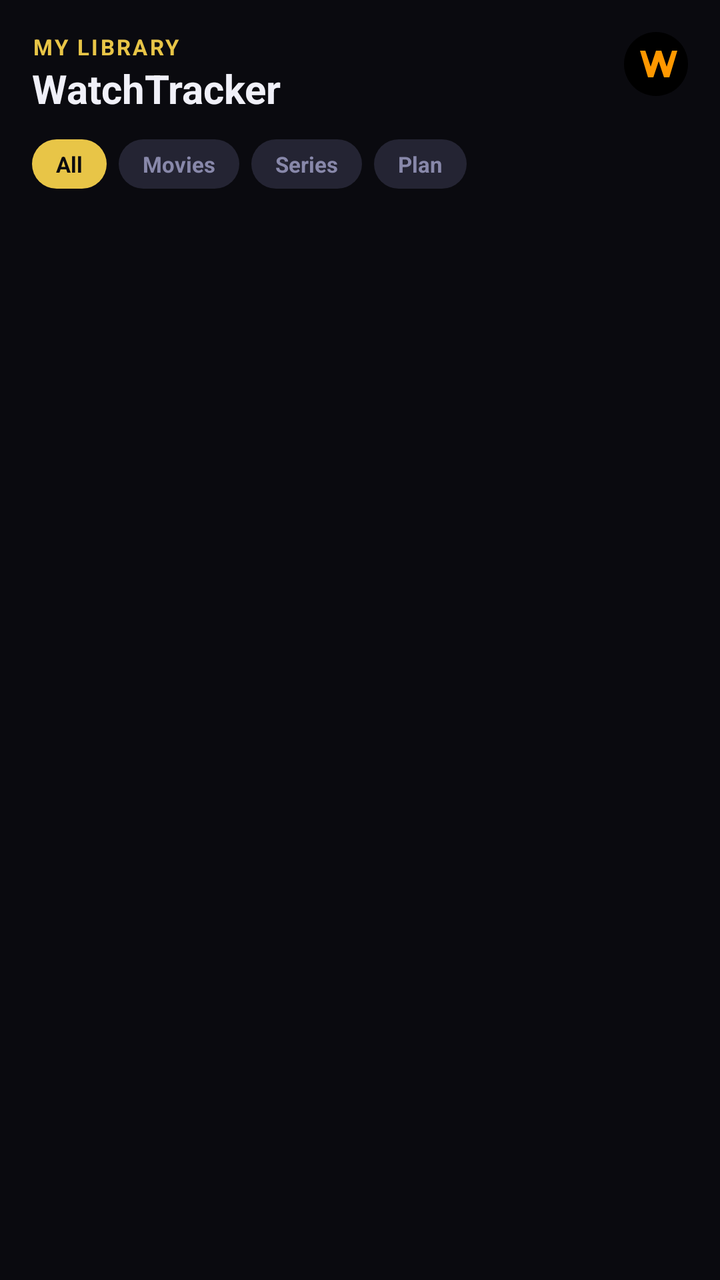
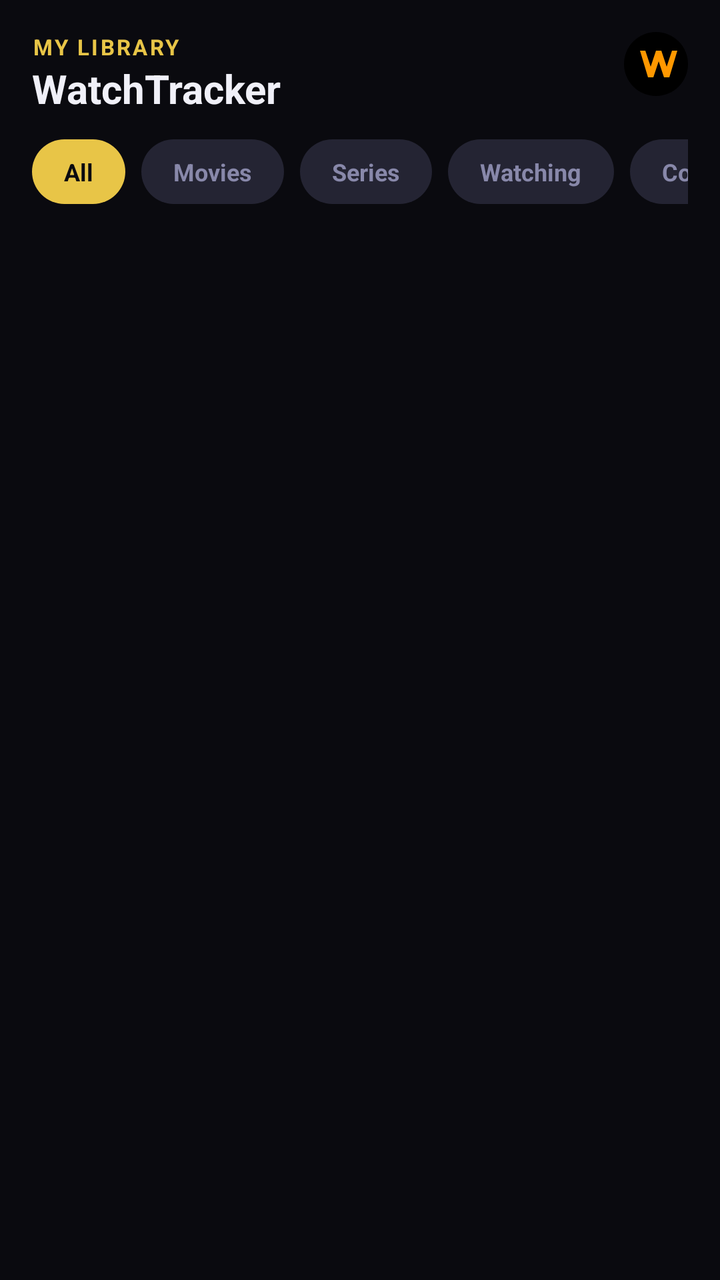

The first picture is an Android layout as it rendered before a commit; the second is the same layout after the commit. The layout source and the unified diff follow.
<!-- AndroidManifest.xml: application theme Theme.MStracker -->
<!-- res/layout/fragment_home.xml -->
<?xml version="1.0" encoding="utf-8"?>
<androidx.constraintlayout.widget.ConstraintLayout xmlns:android="http://schemas.android.com/apk/res/android"
    xmlns:app="http://schemas.android.com/apk/res-auto"
    xmlns:tools="http://schemas.android.com/tools"
    android:layout_width="match_parent"
    android:layout_height="match_parent"
    android:background="@color/bg"
    tools:context=".HomeFragment">

    
    <LinearLayout
        android:id="@+id/header"
        android:layout_width="0dp"
        android:layout_height="wrap_content"
        android:orientation="vertical"
        android:padding="@dimen/margin_default"
        app:layout_constraintWidth_max="800dp"
        app:layout_constraintEnd_toEndOf="parent"
        app:layout_constraintStart_toStartOf="parent"
        app:layout_constraintTop_toTopOf="parent">

        <RelativeLayout
            android:layout_width="match_parent"
            android:layout_height="wrap_content">

            <LinearLayout
                android:layout_width="wrap_content"
                android:layout_height="wrap_content"
                android:orientation="vertical">

                <TextView
                    style="@style/LabelText"
                    android:text="My Library" />

                <TextView
                    style="@style/HeaderText"
                    android:text="WatchTracker" />
            </LinearLayout>

            <com.google.android.material.imageview.ShapeableImageView
                android:id="@+id/profileImage"
                android:layout_width="32dp"
                android:layout_height="32dp"
                android:layout_alignParentEnd="true"
                android:background="@color/black"
                android:scaleType="centerCrop"
                android:src="@drawable/default_profile"
                android:contentDescription="Profile Image"
                app:shapeAppearanceOverlay="@style/CircleImageView" />
        </RelativeLayout>

        
        <LinearLayout
            android:layout_width="match_parent"
            android:layout_height="wrap_content"
            android:layout_marginTop="12dp"
            android:orientation="horizontal">

            <TextView
                android:id="@+id/filterAll"
                android:layout_width="wrap_content"
                android:layout_height="wrap_content"
                android:background="@drawable/pill_background_selected"
                android:paddingHorizontal="12dp"
                android:paddingVertical="5dp"
                android:text="All"
                android:textColor="@color/bg"
                android:textSize="@dimen/text_caption"
                android:textStyle="bold" />

            <TextView
                android:id="@+id/filterMovies"
                android:layout_width="wrap_content"
                android:layout_height="wrap_content"
                android:layout_marginStart="6dp"
                android:background="@drawable/pill_background"
                android:paddingHorizontal="12dp"
                android:paddingVertical="5dp"
                android:text="Movies"
                android:textColor="@color/text_sub"
                android:textSize="@dimen/text_caption"
                android:textStyle="bold" />

            <TextView
                android:id="@+id/filterSeries"
                android:layout_width="wrap_content"
                android:layout_height="wrap_content"
                android:layout_marginStart="6dp"
                android:background="@drawable/pill_background"
                android:paddingHorizontal="12dp"
                android:paddingVertical="5dp"
                android:text="Series"
                android:textColor="@color/text_sub"
                android:textSize="@dimen/text_caption"
                android:textStyle="bold" />

            <TextView
                android:id="@+id/filterPlan"
                android:layout_width="wrap_content"
                android:layout_height="wrap_content"
                android:layout_marginStart="6dp"
                android:background="@drawable/pill_background"
                android:paddingHorizontal="12dp"
                android:paddingVertical="5dp"
                android:text="Plan"
                android:textColor="@color/text_sub"
                android:textSize="@dimen/text_caption"
                android:textStyle="bold" />
        </LinearLayout>

    </LinearLayout>

    
    <androidx.recyclerview.widget.RecyclerView
        android:id="@+id/recyclerViewHome"
        android:layout_width="0dp"
        android:layout_height="0dp"
        android:paddingStart="14dp"
        android:clipToPadding="false"
        android:paddingBottom="80dp"
        app:layout_constraintWidth_max="800dp"
        app:layout_constraintBottom_toBottomOf="parent"
        app:layout_constraintEnd_toEndOf="parent"
        app:layout_constraintStart_toStartOf="parent"
        app:layout_constraintTop_toBottomOf="@id/header" />

</androidx.constraintlayout.widget.ConstraintLayout>
<!-- resources referenced by this layout -->
<resources>
  <color name="bg">#0A0A0F</color>
  <color name="black">#000000</color>
  <color name="text_sub">#8888AA</color>
  <dimen name="margin_default">16dp</dimen>
  <dimen name="text_caption">11sp</dimen>
  <!-- drawable default_profile (drawable) -->
  <?xml version="1.0" encoding="utf-8"?>
  <vector xmlns:android="http://schemas.android.com/apk/res/android"
      android:width="24dp"
      android:height="24dp"
      android:viewportWidth="24"
      android:viewportHeight="24">
      <path
          android:fillColor="#000000"
          android:pathData="M12,12m-12,0a12,12 0,1 1,24 0a12,12 0,1 1,-24 0" />
      <path
          android:fillColor="#FF9800"
          android:pathData="M6,7h2l2,6l2,-6h2l2,6l2,-6h2l-3,10h-2l-2,-6l-2,6h-2z" />
  </vector>
  <!-- drawable pill_background (drawable) -->
  <?xml version="1.0" encoding="utf-8"?>
  <shape xmlns:android="http://schemas.android.com/apk/res/android">
      <solid android:color="@color/elevated" />
      <corners android:radius="@dimen/radius_pill" />
  </shape>
  <!-- drawable pill_background_selected (drawable) -->
  <?xml version="1.0" encoding="utf-8"?>
  <shape xmlns:android="http://schemas.android.com/apk/res/android">
      <solid android:color="@color/accent" />
      <corners android:radius="@dimen/radius_pill" />
  </shape>
  <style name="CircleImageView">
          <item name="cornerFamily">rounded</item>
          <item name="cornerSize">50%</item>
      </style>
  <style name="HeaderText">
          <item name="android:layout_width">wrap_content</item>
          <item name="android:layout_height">wrap_content</item>
          <item name="android:textSize">@dimen/text_header</item>
          <item name="android:textColor">@color/text</item>
          <item name="android:textStyle">bold</item>
      </style>
  <style name="LabelText">
          <item name="android:layout_width">wrap_content</item>
          <item name="android:layout_height">wrap_content</item>
          <item name="android:textSize">@dimen/text_caption</item>
          <item name="android:textColor">@color/accent</item>
          <item name="android:textStyle">bold</item>
          <item name="android:textAllCaps">true</item>
          <item name="android:letterSpacing">0.1</item>
      </style>
  <style name="Theme.MStracker" parent="Base.Theme.MStracker" />
  <color name="elevated">#242433</color>
  <dimen name="radius_pill">20dp</dimen>
  <color name="accent">#E8C547</color>
  <dimen name="text_header">20sp</dimen>
  <color name="text">#F0F0F8</color>
  <style name="Base.Theme.MStracker" parent="Theme.Material3.DayNight.NoActionBar">
          
          
      </style>
</resources>

<!-- the commit's change to res/layout/fragment_home.xml (unified diff, before → after) -->
@@ -50,63 +50,95 @@
         </RelativeLayout>
 
         
-        <LinearLayout
+        <HorizontalScrollView
             android:layout_width="match_parent"
             android:layout_height="wrap_content"
             android:layout_marginTop="12dp"
-            android:orientation="horizontal">
+            android:scrollbars="none">
 
-            <TextView
-                android:id="@+id/filterAll"
+            <LinearLayout
                 android:layout_width="wrap_content"
                 android:layout_height="wrap_content"
-                android:background="@drawable/pill_background_selected"
-                android:paddingHorizontal="12dp"
-                android:paddingVertical="5dp"
-                android:text="All"
-                android:textColor="@color/bg"
-                android:textSize="@dimen/text_caption"
-                android:textStyle="bold" />
+                android:orientation="horizontal">
 
-            <TextView
-                android:id="@+id/filterMovies"
-                android:layout_width="wrap_content"
-                android:layout_height="wrap_content"
-                android:layout_marginStart="6dp"
-                android:background="@drawable/pill_background"
-                android:paddingHorizontal="12dp"
-                android:paddingVertical="5dp"
-                android:text="Movies"
-                android:textColor="@color/text_sub"
-                android:textSize="@dimen/text_caption"
-                android:textStyle="bold" />
+                <TextView
+                    android:id="@+id/filterAll"
+                    android:layout_width="wrap_content"
+                    android:layout_height="wrap_content"
+                    android:background="@drawable/pill_background_selected"
+                    android:paddingHorizontal="16dp"
+                    android:paddingVertical="8dp"
+                    android:text="All"
+                    android:textColor="@color/bg"
+                    android:textSize="12sp"
+                    android:textStyle="bold" />
 
-            <TextView
-                android:id="@+id/filterSeries"
-                android:layout_width="wrap_content"
-                android:layout_height="wrap_content"
-                android:layout_marginStart="6dp"
-                android:background="@drawable/pill_background"
-                android:paddingHorizontal="12dp"
-                android:paddingVertical="5dp"
-                android:text="Series"
-                android:textColor="@color/text_sub"
-                android:textSize="@dimen/text_caption"
-                android:textStyle="bold" />
+                <TextView
+                    android:id="@+id/filterMovies"
+                    android:layout_width="wrap_content"
+                    android:layout_height="wrap_content"
+                    android:layout_marginStart="8dp"
+                    android:background="@drawable/pill_background"
+                    android:paddingHorizontal="16dp"
+                    android:paddingVertical="8dp"
+                    android:text="Movies"
+                    android:textColor="@color/text_sub"
+                    android:textSize="12sp"
+                    android:textStyle="bold" />
 
-            <TextView
-                android:id="@+id/filterPlan"
-                android:layout_width="wrap_content"
-                android:layout_height="wrap_content"
-                android:layout_marginStart="6dp"
-                android:background="@drawable/pill_background"
-                android:paddingHorizontal="12dp"
-                android:paddingVertical="5dp"
-                android:text="Plan"
-                android:textColor="@color/text_sub"
-                android:textSize="@dimen/text_caption"
-                android:textStyle="bold" />
-        </LinearLayout>
+                <TextView
+                    android:id="@+id/filterSeries"
+                    android:layout_width="wrap_content"
+                    android:layout_height="wrap_content"
+                    android:layout_marginStart="8dp"
+                    android:background="@drawable/pill_background"
+                    android:paddingHorizontal="16dp"
+                    android:paddingVertical="8dp"
+                    android:text="Series"
+                    android:textColor="@color/text_sub"
+                    android:textSize="12sp"
+                    android:textStyle="bold" />
+
+                <TextView
+                    android:id="@+id/filterWatching"
+                    android:layout_width="wrap_content"
+                    android:layout_height="wrap_content"
+                    android:layout_marginStart="8dp"
+                    android:background="@drawable/pill_background"
+                    android:paddingHorizontal="16dp"
+                    android:paddingVertical="8dp"
+                    android:text="Watching"
+                    android:textColor="@color/text_sub"
+                    android:textSize="12sp"
+                    android:textStyle="bold" />
+
+                <TextView
+                    android:id="@+id/filterCompleted"
+                    android:layout_width="wrap_content"
+                    android:layout_height="wrap_content"
+                    android:layout_marginStart="8dp"
+                    android:background="@drawable/pill_background"
+                    android:paddingHorizontal="16dp"
+                    android:paddingVertical="8dp"
+                    android:text="Completed"
+                    android:textColor="@color/text_sub"
+                    android:textSize="12sp"
+                    android:textStyle="bold" />
+
+                <TextView
+                    android:id="@+id/filterPlan"
+                    android:layout_width="wrap_content"
+                    android:layout_height="wrap_content"
+                    android:layout_marginStart="8dp"
+                    android:background="@drawable/pill_background"
+                    android:paddingHorizontal="16dp"
+                    android:paddingVertical="8dp"
+                    android:text="Plan"
+                    android:textColor="@color/text_sub"
+                    android:textSize="12sp"
+                    android:textStyle="bold" />
+            </LinearLayout>
+        </HorizontalScrollView>
 
     </LinearLayout>
 
